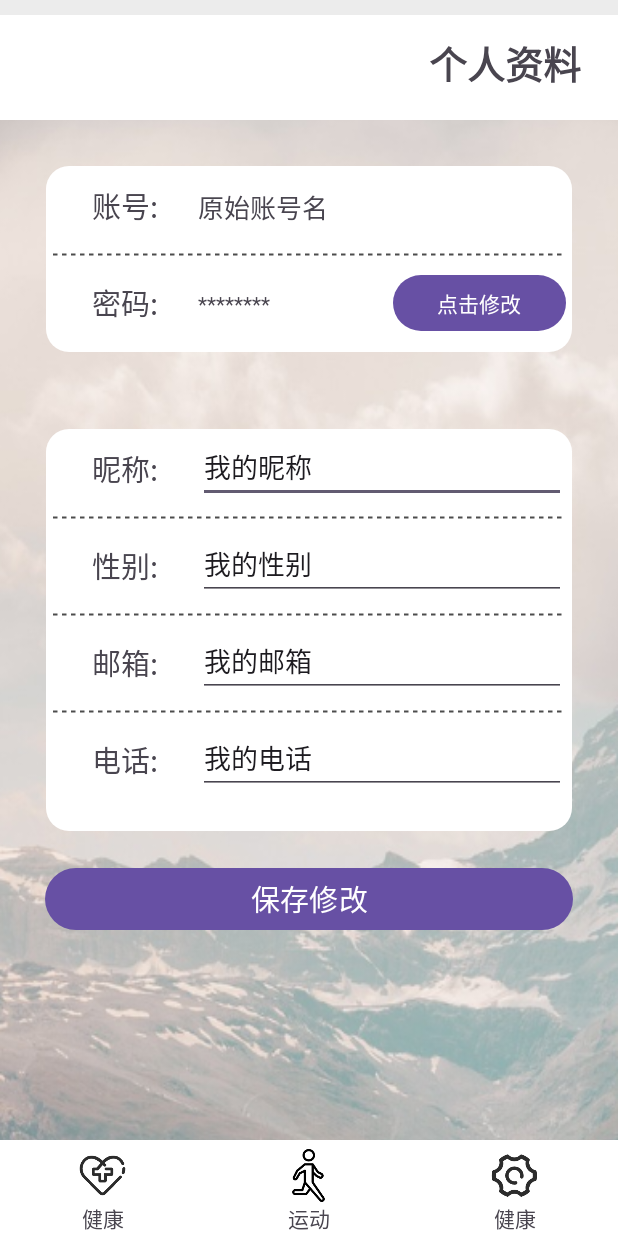
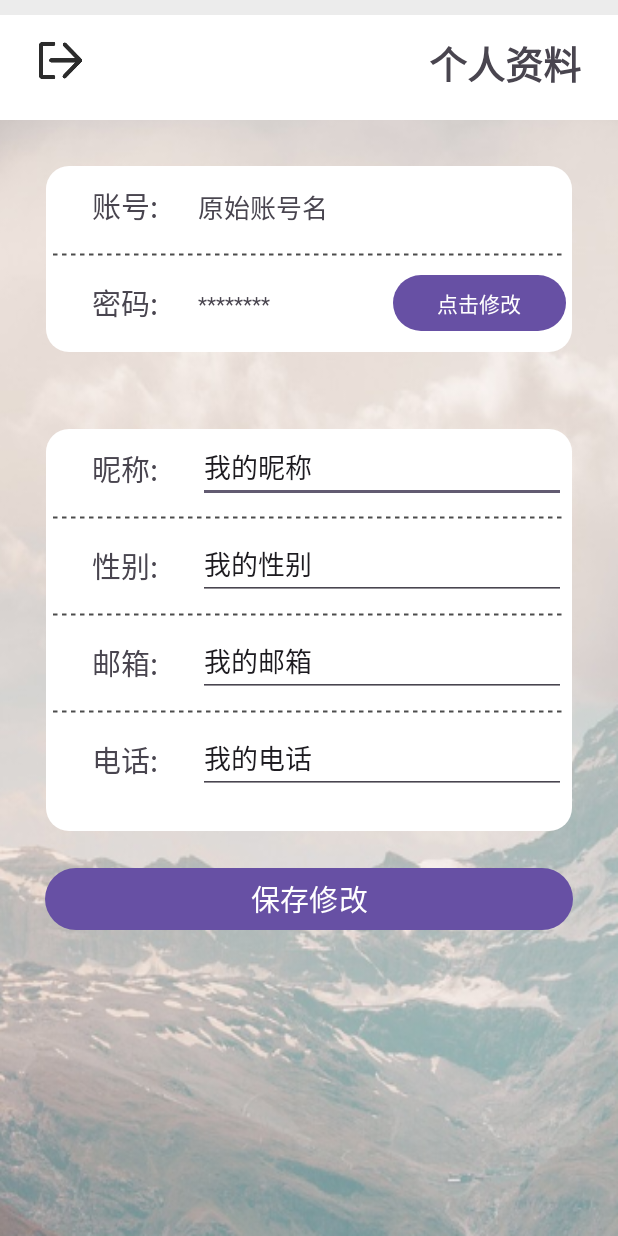
Before and after one commit to Tniopxist/YueDong, an Android app: the MyselfActivity screen opened directly, with no data from a screen before it, on a phone screen of 412 x 824 dp. Run offline under Robolectric (Android 15) with nearby library versions, the phone set to English and light mode, and no system bars; 2 statements that could not run were skipped.

Commit message:
fixed exit button and sport module

```diff
--- a/app/src/main/java/com/example/app/ExerciseActivity.kt
+++ b/app/src/main/java/com/example/app/ExerciseActivity.kt
@@ -489,6 +489,11 @@ class ExerciseActivity : AppCompatActivity() ,AMapLocationListener{
         // 计算速度
         val speedInKmH = distanceInKm / (timeInSeconds / 3600.0)
 
+        // 如果速度为0，返回卡路里消耗为0
+        if (speedInKmH == 0.0) {
+            return 0.0F
+        }
+
         // 根据速度选择 MET 值
         val metValue = when {
             speedInKmH <= 8.0F -> 8.3F
--- a/app/src/main/java/com/example/app/MyselfActivity.kt
+++ b/app/src/main/java/com/example/app/MyselfActivity.kt
@@ -47,9 +47,9 @@ class MyselfActivity : AppCompatActivity() {
             updateUserInfo()
         }
 
-//        findViewById<Button>(R.id.exit).setOnClickListener{
-//            finish()
-//        }
+        findViewById<ImageView>(R.id.exitmyself).setOnClickListener{
+            finish()
+        }
 
     }
 
@@ -114,7 +114,9 @@ class MyselfActivity : AppCompatActivity() {
                     if (updateUserResponse != null) {
                         // 根据 code 值判断处理逻辑
                         if (updateUserResponse.code == 1) {
-                            showAlertDialog(response.message())
+                            if (!isFinishing && !isDestroyed) {
+                                showAlertDialog(response.message())
+                            }
                         }
                         Log.d("UpdateUserResponse", "Response: " + updateUserResponse.toString())
                     }
--- a/app/src/main/java/com/example/app/SettingActivity.kt
+++ b/app/src/main/java/com/example/app/SettingActivity.kt
@@ -45,12 +45,15 @@ class SettingActivity : AppCompatActivity() {
 
         getUserInfo()
 
-//        findViewById<TextView>(R.id.exit).setOnClickListener {
-//            finishAffinity() // 关闭所有Activity
-//            System.exit(0)   // 结束进程，完全退出应用程序
-//        }
+        findViewById<ImageView>(R.id.exit).setOnClickListener {
+            finishAffinity() // 关闭所有Activity
+            System.exit(0)   // 结束进程，完全退出应用程序
+        }
 
-        findViewById<TextView>(R.id.toMyself).setOnClickListener { startActivity(Intent(this,MyselfActivity::class.java)) }
+        findViewById<TextView>(R.id.toMyself).setOnClickListener {
+            val intent = Intent(this, MyselfActivity::class.java)
+            startActivity(intent)
+        }
 
         findViewById<LinearLayout>(R.id.navHealth).setOnClickListener { startActivity(Intent(this,HealthyActivity::class.java)) }
         findViewById<LinearLayout>(R.id.navExercise).setOnClickListener { startActivity(Intent(this,ExerciseActivity::class.java)) }
--- a/app/src/main/res/layout/activity_myself.xml
+++ b/app/src/main/res/layout/activity_myself.xml
@@ -18,16 +18,16 @@
         android:layout_marginTop="10dp"
         android:layout_alignParentTop ="true">
 
-<!--        <ImageView-->
-<!--            android:id="@+id/exit"-->
-<!--            android:layout_width="30dp"-->
-<!--            android:layout_height="30dp"-->
+        <ImageView
+            android:id="@+id/exitmyself"
+            android:layout_width="30dp"
+            android:layout_height="30dp"
 
-<!--            android:layout_marginStart="25dp"-->
-<!--            android:layout_marginTop="15dp"-->
-<!--            android:layout_marginEnd="8dp"-->
-<!--            android:layout_marginBottom="12dp"-->
-<!--            app:srcCompat="@drawable/exit" />-->
+            android:layout_marginStart="25dp"
+            android:layout_marginTop="15dp"
+            android:layout_marginEnd="8dp"
+            android:layout_marginBottom="12dp"
+            app:srcCompat="@drawable/exit" />
 
         <TextView
             android:id="@+id/textView"
@@ -347,89 +347,5 @@
     </LinearLayout>
 
 
-    <!--底部导航栏-->
-    <LinearLayout
-        android:layout_width="match_parent"
-        android:layout_height="64dp"
-        android:layout_alignParentBottom="true"
-        android:background="#FFFFFF">
-
-
-        <LinearLayout
-            android:id="@+id/navHealth"
-            android:layout_width="0dp"
-            android:layout_height="match_parent"
-            android:layout_weight="33"
-            android:orientation="vertical">
-
-            <ImageView
-                android:id="@+id/picHealth"
-                android:layout_width="35dp"
-                android:layout_height="35dp"
-                android:layout_gravity="center"
-                android:layout_marginTop="6dp"
-                app:srcCompat="@drawable/health" />
-
-            <TextView
-                android:id="@+id/textHealth"
-                android:layout_width="match_parent"
-                android:layout_height="wrap_content"
-                android:gravity="center"
-                android:text="健康" />
-        </LinearLayout>
-
-        <LinearLayout
-            android:id="@+id/navExercise"
-            android:layout_width="0dp"
-            android:layout_height="match_parent"
-            android:layout_weight="33"
-            android:orientation="vertical">
-
-
-            <ImageView
-                android:id="@+id/picExercise"
-                android:layout_width="35dp"
-                android:layout_height="35dp"
-                android:layout_gravity="center"
-                android:layout_marginTop="6dp"
-                app:srcCompat="@drawable/exercise" />
-
-            <TextView
-                android:id="@+id/textExercise"
-                android:layout_width="match_parent"
-                android:layout_height="wrap_content"
-                android:gravity="center"
-                android:text="运动" />
-
-        </LinearLayout>
-
-        <LinearLayout
-            android:id="@+id/navSetting"
-            android:layout_width="0dp"
-            android:layout_height="match_parent"
-            android:layout_weight="33"
-            android:orientation="vertical">
-
-
-            <ImageView
-                android:id="@+id/picSetting"
-                android:layout_width="35dp"
-                android:layout_height="35dp"
-                android:layout_gravity="center"
-                android:layout_marginTop="6dp"
-                app:srcCompat="@drawable/setting" />
-
-            <TextView
-                android:id="@+id/textSetting"
-                android:layout_width="match_parent"
-                android:layout_height="wrap_content"
-                android:gravity="center"
-                android:text="健康" />
-
-
-        </LinearLayout>
-    </LinearLayout>
-
-
 
 </RelativeLayout>
```
